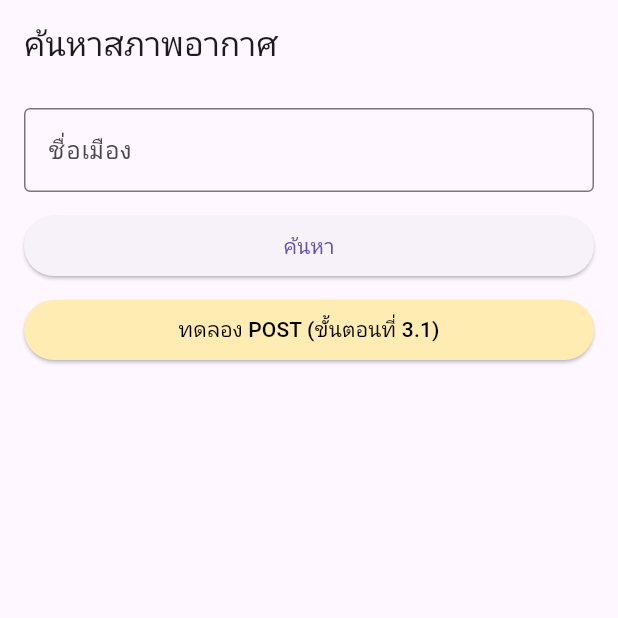
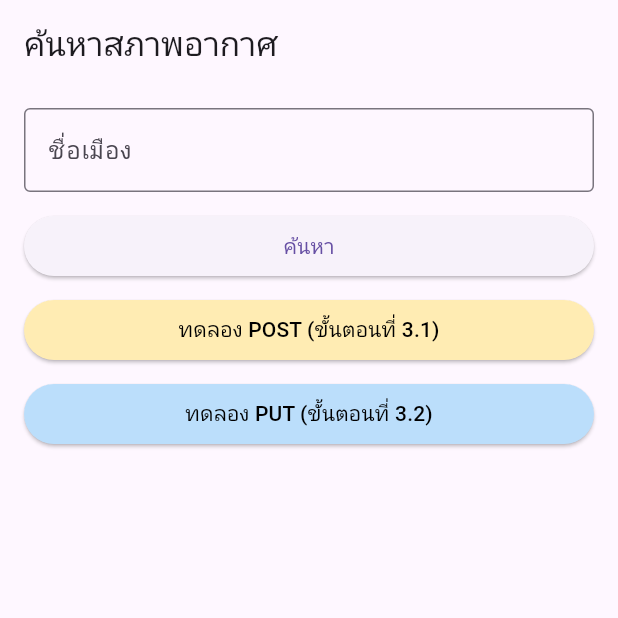
Before and after one commit to Kunagkone/API_LAB037, a Flutter app: the screen it shows after launch, on a phone screen of 412 x 824 dp, the top half of it. Run offline on Flutter 3.47's test engine with Material 3 defaults, Android fonts, the phone set to English and light mode, and no system bars.

Commit message:
add demo POST and PUT buttons in WeatherSearchPage for testing purposes

```diff
--- a/week6_api_lab/lib/screens/weather_search_page.dart
+++ b/week6_api_lab/lib/screens/weather_search_page.dart
@@ -1,7 +1,7 @@
 import 'package:flutter/material.dart';
 import '../models/weather.dart';
 import '../services/weather_service.dart';
-import '../services/demo_post_service.dart'; // Import ฟังก์ชันทดลอง POST
+import '../services/demo_post_service.dart'; // นำเข้าทั้ง createDemoPost และ updateDemoPost
 
 enum _ViewStatus { idle, loading, success, error }
 
@@ -65,7 +65,7 @@ class _WeatherSearchPageState extends State<WeatherSearchPage> {
             ),
             const SizedBox(height: 8),
 
-            // 🔽 ใส่ปุ่มทดลอง POST (ขั้นตอนที่ 3.1) เพิ่มตรงนี้
+            // ปุ่มทดลอง POST (ขั้นตอนที่ 3.1)
             ElevatedButton(
               onPressed: () => createDemoPost(),
               style: ElevatedButton.styleFrom(
@@ -73,6 +73,17 @@ class _WeatherSearchPageState extends State<WeatherSearchPage> {
                 foregroundColor: Colors.black,
               ),
               child: const Text('ทดลอง POST (ขั้นตอนที่ 3.1)'),
+            ),
+            const SizedBox(height: 8),
+
+            // 🔽 ปุ่มทดลอง PUT (ขั้นตอนที่ 3.2) เพิ่มตรงนี้
+            ElevatedButton(
+              onPressed: () => updateDemoPost(),
+              style: ElevatedButton.styleFrom(
+                backgroundColor: Colors.blue.shade100,
+                foregroundColor: Colors.black,
+              ),
+              child: const Text('ทดลอง PUT (ขั้นตอนที่ 3.2)'),
             ),
             const SizedBox(height: 16),
 
```
